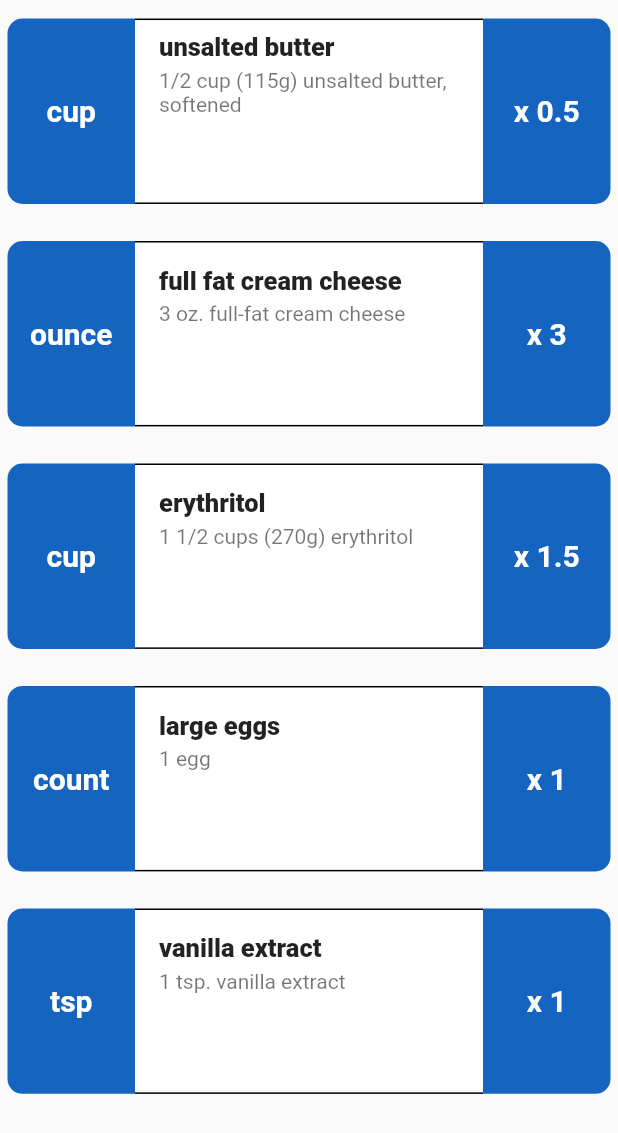
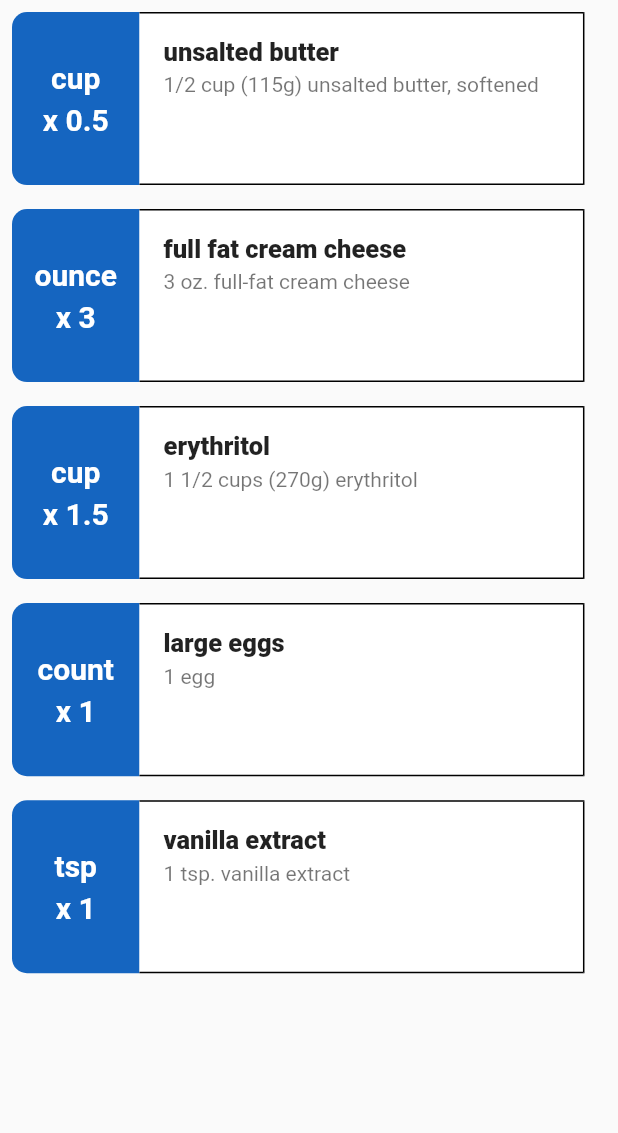
Before and after one commit to TrojanSystem/food_recipe_app, a Flutter app: the Ingredients widget shown alone on an empty page, opened directly with sample values from the repository, on a phone screen of 412 x 824 dp. Shown: the top 1133 px of the screen. Run offline on Flutter 3.47's test engine with Material 2 defaults, Android fonts, the phone set to English and light mode, and no system bars; our stand-ins replace flutter_staggered_animations; missing offline and left inert: flutter_share; network calls fail.

Commit message:
Finishing Touches

```diff
--- a/lib/food_details/ingredients.dart
+++ b/lib/food_details/ingredients.dart
@@ -11,9 +11,9 @@ class Ingredients extends StatelessWidget {
       itemCount: 5,
       itemBuilder: (context, index) {
         return Container(
-          margin: const EdgeInsets.fromLTRB(5, 0, 5, 0),
+          margin: const EdgeInsets.all(8),
           width: MediaQuery.of(context).size.width,
-          height: MediaQuery.of(context).size.height * 0.18,
+          height: MediaQuery.of(context).size.height * 0.14,
           child: Row(
             mainAxisSize: MainAxisSize.min,
             children: [
@@ -27,8 +27,11 @@ class Ingredients extends StatelessWidget {
                     bottomLeft: Radius.circular(10),
                   ),
                 ),
-                child: Center(
-                  child: Text(
+                child: Column(
+                  crossAxisAlignment: CrossAxisAlignment.center,
+                  mainAxisAlignment: MainAxisAlignment.center,
+                  children: [
+                    Text(
                       '${ingredients.ingredient[index]['unit'] == 'teaspoon' ? 'tsp' : ingredients.ingredient[index]['unit']}',
                       textAlign: TextAlign.start,
                       style: const TextStyle(
@@ -36,15 +39,28 @@ class Ingredients extends StatelessWidget {
                           fontWeight: FontWeight.bold,
                           fontSize: 20),
                     ),
+                    const SizedBox(
+                      height: 5,
+                    ),
+                    Text(
+                      'x ${ingredients.ingredient[index]['quantity']}',
+                      textAlign: TextAlign.start,
+                      style: const TextStyle(
+                          color: Colors.white,
+                          fontWeight: FontWeight.bold,
+                          fontSize: 20),
+                    ),
+                  ],
                 ),
               ),
-              Expanded(
-                child: Container(
+              Container(
                 height: MediaQuery.of(context).size.height * 0.15,
+                width: MediaQuery.of(context).size.width * 0.72,
                 decoration: const BoxDecoration(
                   border: Border(
                     bottom: BorderSide(color: Colors.black),
                     top: BorderSide(color: Colors.black),
+                    right: BorderSide(color: Colors.black),
                   ),
                   color: Colors.white,
                 ),
@@ -61,27 +77,6 @@ class Ingredients extends StatelessWidget {
                       Text('${ingredients.ingredient[index]['wholeLine']}'),
                 ),
               ),
-              ),
-              Container(
-                width: 85,
-                height: MediaQuery.of(context).size.height * 0.15,
-                decoration: BoxDecoration(
-                  color: Colors.blue[800],
-                  borderRadius: const BorderRadius.only(
-                    topRight: Radius.circular(10),
-                    bottomRight: Radius.circular(10),
-                  ),
-                ),
-                child: Center(
-                  child: Text(
-                    'x ${ingredients.ingredient[index]['quantity']}',
-                    style: const TextStyle(
-                        color: Colors.white,
-                        fontWeight: FontWeight.bold,
-                        fontSize: 20),
-                  ),
-                ),
-              ),
             ],
           ),
         );
```
Lines whose indentation alone changed are shown as unchanged.
